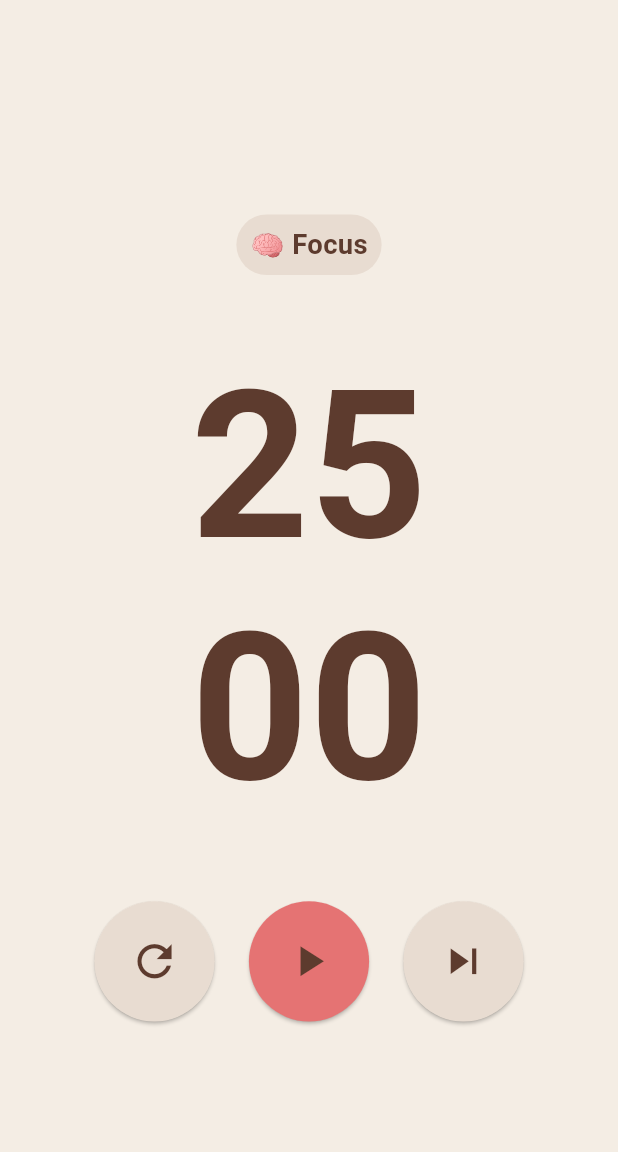
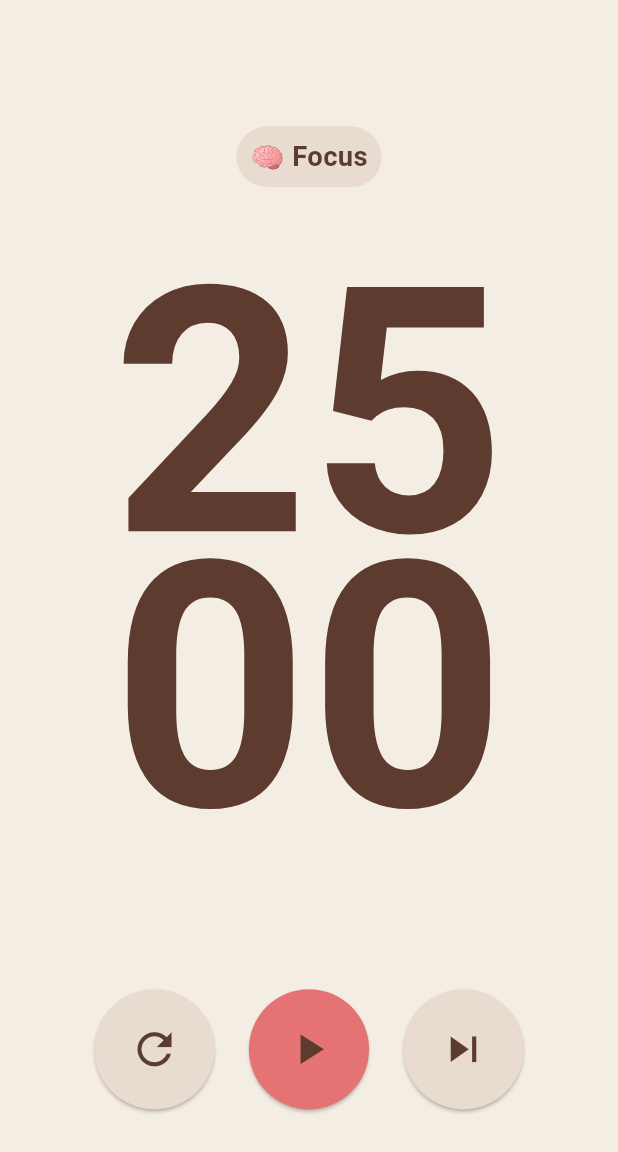
Before and after one commit to vishnutk41/pomodoro_app, a Flutter app: the screen it shows after launch, on a phone screen of 412 x 824 dp. Shown: the top 1152 px of the screen. Run offline on Flutter 3.47's test engine with Material 3 defaults, Android fonts, the light colour scheme and no system bars; our stand-ins replace flutter_screenutil.

Commit message:
styles file added

```diff
--- a/lib/pomodoro_timer.dart
+++ b/lib/pomodoro_timer.dart
@@ -2,6 +2,7 @@ import 'package:flutter/material.dart';
 import 'package:provider/provider.dart';
 import 'package:flutter_screenutil/flutter_screenutil.dart';
 import 'timer_provider.dart';
+import 'styles.dart';
 
 class PomodoroTimer extends StatelessWidget {
   const PomodoroTimer({super.key});
@@ -19,63 +20,39 @@ class PomodoroTimer extends StatelessWidget {
     final timerProvider = Provider.of<TimerProvider>(context);
 
     return Scaffold(
-      backgroundColor:
-          timerProvider.isWorkTime
-              ? const Color(0xFFF4EDE4)
-              : const Color(0xFFE0F7FA),
+      backgroundColor: timerProvider.isWorkTime
+          ? const Color(0xFFF4EDE4)
+          : const Color(0xFFE0F7FA),
       body: Center(
         child: Column(
-          mainAxisAlignment: MainAxisAlignment.center,
+          mainAxisAlignment: MainAxisAlignment.spaceEvenly,
           children: <Widget>[
             Container(
               padding: EdgeInsets.all(8.0.r),
               decoration: BoxDecoration(
-                color:
-                    timerProvider.isWorkTime
-                        ? const Color(0xFFE8DCD1)
-                        : const Color(0xFFB2EBF2),
+                color: timerProvider.isWorkTime
+                    ? const Color(0xFFE8DCD1)
+                    : const Color(0xFFB2EBF2),
                 borderRadius: BorderRadius.circular(20.r),
               ),
               child: Text(
                 timerProvider.isWorkTime ? '🧠 Focus' : '☕ Short Break',
-                style: TextStyle(
-                  color:
-                      timerProvider.isWorkTime
-                          ? const Color(0xFF5D3B2E)
-                          : const Color(0xFF00796B),
-                  fontSize: 16.sp,
-                  fontWeight: FontWeight.bold,
-                ),
+                style: AppStyles.modeTextStyle(isWorkTime: timerProvider.isWorkTime),
               ),
             ),
-            SizedBox(height: 40.h),
             Column(
+              mainAxisSize: MainAxisSize.min,
               children: [
                 Text(
                   _formatMinutes(timerProvider.remainingTime),
-                  style: TextStyle(
-                    color:
-                        timerProvider.isWorkTime
-                            ? const Color(0xFF5D3B2E)
-                            : const Color(0xFF00796B),
-                    fontSize: 120.sp,
-                    fontWeight: FontWeight.bold,
-                  ),
+                  style: AppStyles.timerTextStyle(isWorkTime: timerProvider.isWorkTime),
                 ),
                 Text(
                   _formatSeconds(timerProvider.remainingTime),
-                  style: TextStyle(
-                    color:
-                        timerProvider.isWorkTime
-                            ? const Color(0xFF5D3B2E)
-                            : const Color(0xFF00796B),
-                    fontSize: 120.sp,
-                    fontWeight: FontWeight.bold,
-                  ),
+                  style: AppStyles.timerTextStyle(isWorkTime: timerProvider.isWorkTime),
                 ),
               ],
             ),
-            SizedBox(height: 40.h),
             Row(
               mainAxisAlignment: MainAxisAlignment.center,
               children: <Widget>[
--- /dev/null
+++ b/lib/styles.dart
@@ -0,0 +1,21 @@
+import 'package:flutter/material.dart';
+import 'package:flutter_screenutil/flutter_screenutil.dart';
+
+class AppStyles {
+  static TextStyle timerTextStyle({required bool isWorkTime}) {
+    return TextStyle(
+      color: isWorkTime ? const Color(0xFF5D3B2E) : const Color(0xFF00796B),
+      fontSize: 200.sp,
+      fontWeight: FontWeight.bold,
+      height: 0.8, // Reduce the line height
+    );
+  }
+
+  static TextStyle modeTextStyle({required bool isWorkTime}) {
+    return TextStyle(
+      color: isWorkTime ? const Color(0xFF5D3B2E) : const Color(0xFF00796B),
+      fontSize: 16.sp,
+      fontWeight: FontWeight.bold,
+    );
+  }
+}
```
